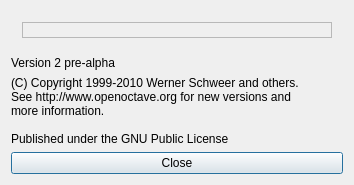
First picture: the form in oom/widgets/aboutbox.ui, repository ccherrett/oom, before the edit.
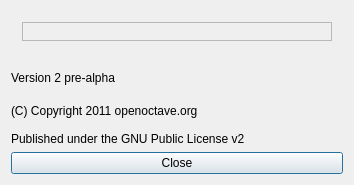
Second picture: the form after the edit.

Commit message: Updated about dialog

Diff of the .ui file:
```diff
--- a/oom/widgets/aboutbox.ui
+++ b/oom/widgets/aboutbox.ui
@@ -58,11 +58,9 @@
    <item>
     <widget class="QLabel" name="textLabel1">
      <property name="text">
-      <string>(C) Copyright 1999-2010 Werner Schweer and others.
-See http://www.openoctave.org for new versions and
-more information.
+      <string>(C) Copyright 2011 openoctave.org
 
-Published under the GNU Public License</string>
+Published under the GNU Public License v2</string>
      </property>
      <property name="wordWrap">
       <bool>false</bool>
```
